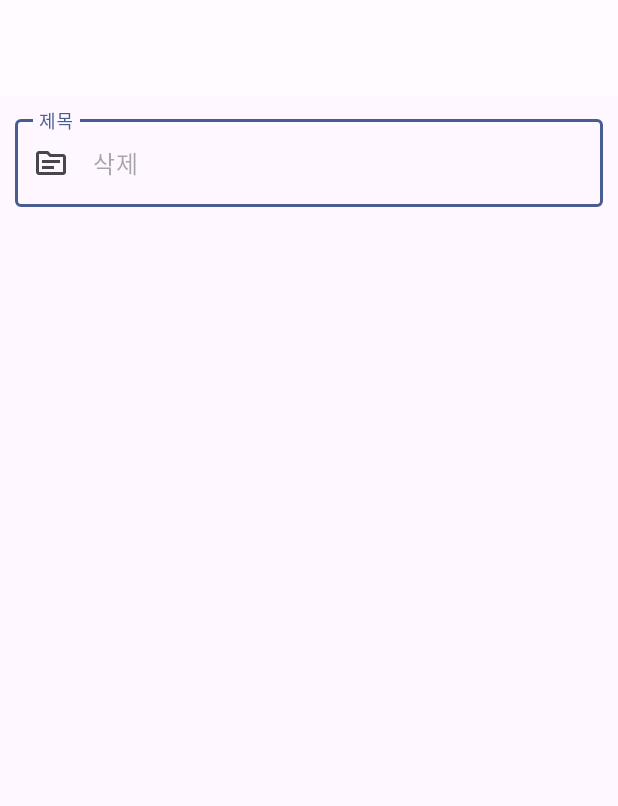
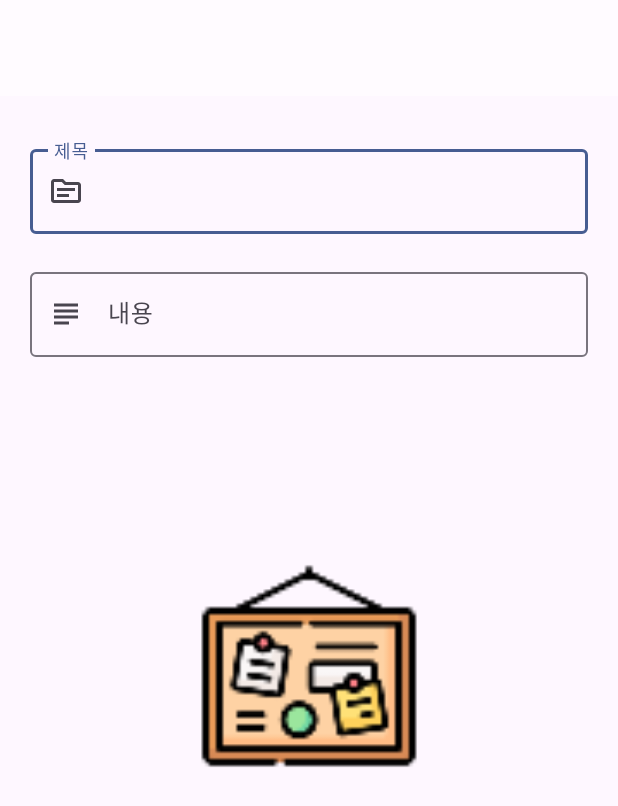
Before and after one commit to PIYUJIN/Board_Project, an Android app: the fragment PostWriteFragment shown on its own in the app's theme, on a phone screen of 412 x 824 dp. Shown: the top 806 px of the screen. Run offline under Robolectric (Android 15) with nearby library versions, the phone set to English and light mode, and no system bars.

Commit message:
[Design] 게시글 작성 화면 수정

```diff
--- a/app/src/main/res/layout/fragment_post_write.xml
+++ b/app/src/main/res/layout/fragment_post_write.xml
@@ -29,6 +29,9 @@
                 android:id="@+id/textInputLayoutPostWriteSubject"
                 android:layout_width="match_parent"
                 android:layout_height="match_parent"
+                android:layout_marginLeft="10dp"
+                android:layout_marginTop="20dp"
+                android:layout_marginRight="10dp"
                 android:hint="제목"
                 android:transitionGroup="true"
                 app:endIconMode="clear_text"
@@ -38,9 +41,37 @@
                     android:id="@+id/textInputEditTextPostWriteSubject"
                     android:layout_width="match_parent"
                     android:layout_height="wrap_content"
-                    android:hint="삭제"
                     android:inputType="text|textPersonName" />
             </com.google.android.material.textfield.TextInputLayout>
+
+            <com.google.android.material.textfield.TextInputLayout
+                android:id="@+id/textInputLayoutPostWriteContent"
+                android:layout_width="match_parent"
+                android:layout_height="match_parent"
+                android:layout_marginLeft="10dp"
+                android:layout_marginTop="20dp"
+                android:layout_marginRight="10dp"
+                android:hint="내용"
+                android:transitionGroup="true"
+                app:endIconMode="clear_text"
+                app:startIconDrawable="@drawable/subject_24px">
+
+                <com.google.android.material.textfield.TextInputEditText
+                    android:id="@+id/textInputEditTextPostWriteContent"
+                    android:layout_width="match_parent"
+                    android:layout_height="wrap_content"
+                    android:inputType="text|textMultiLine" />
+            </com.google.android.material.textfield.TextInputLayout>
+
+            <ImageView
+                android:id="@+id/imageViewPostWrite"
+                android:layout_width="match_parent"
+                android:layout_height="wrap_content"
+                android:layout_marginLeft="10dp"
+                android:layout_marginTop="20dp"
+                android:layout_marginRight="10dp"
+                android:adjustViewBounds="true"
+                android:src="@mipmap/app_icon_foreground" />
         </LinearLayout>
     </ScrollView>
 </LinearLayout>
```
